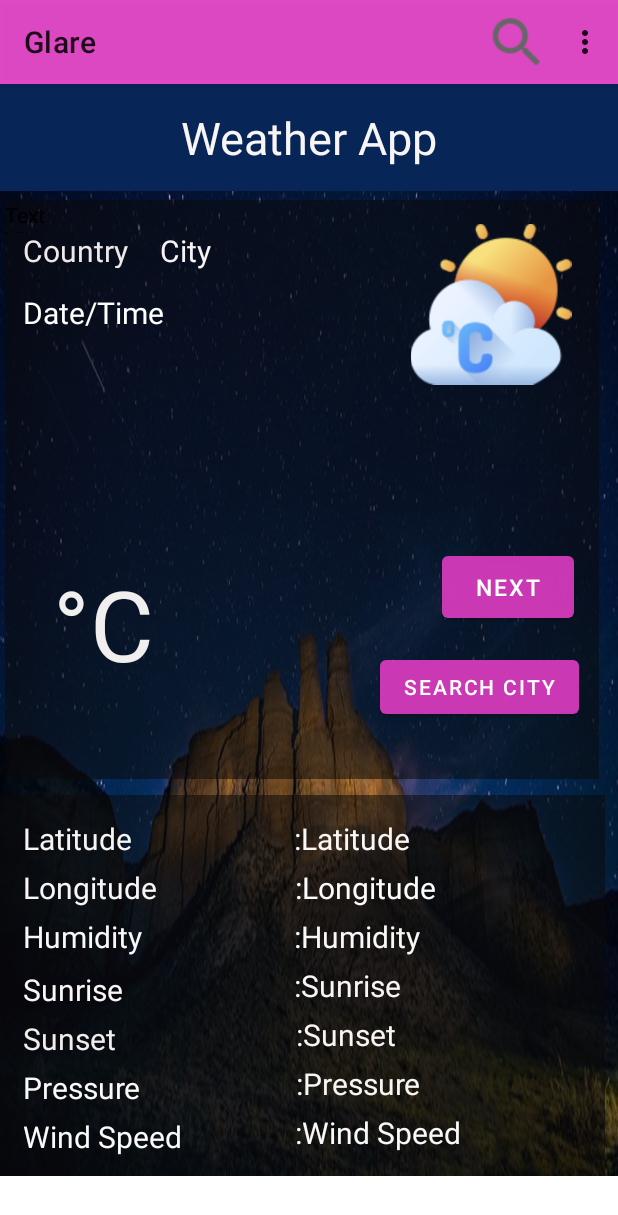
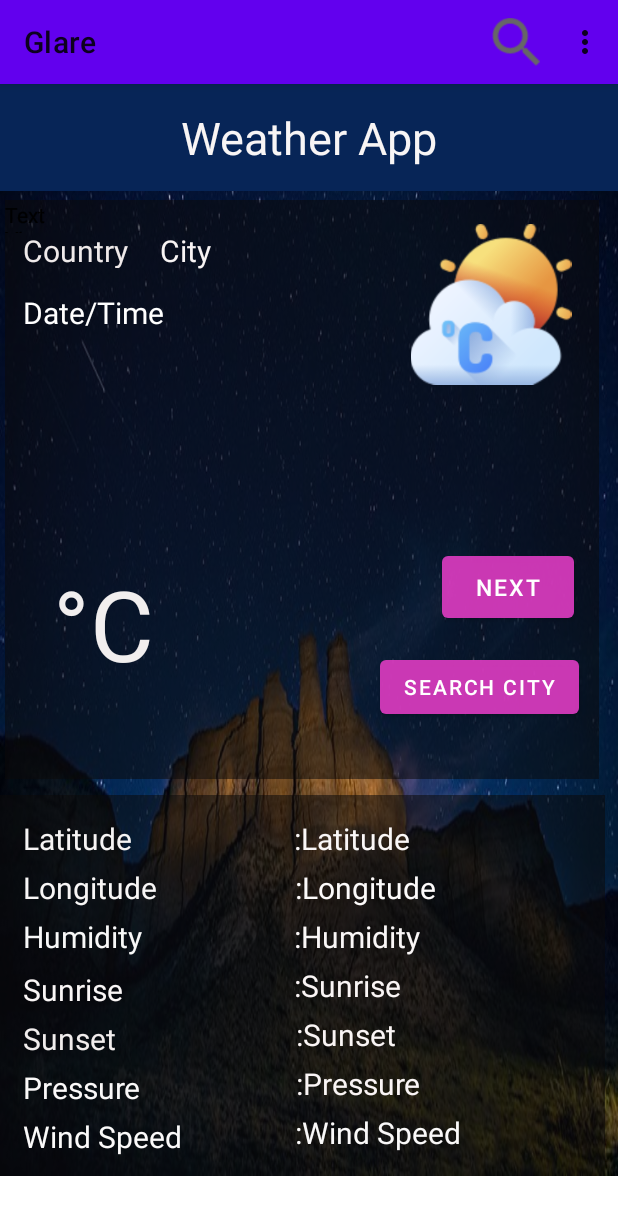
Before and after one commit to tas-wtag/myWeatherApplication, an Android app: the screen it shows after launch (MainActivity), on a phone screen of 412 x 824 dp. Shown: the top 1215 px of the screen. Run offline under Robolectric (Android 15) with nearby library versions, the phone set to English and light mode, and no system bars; our stand-ins replace Picasso; pictures from the network do not load.

Commit message:
Ui fixed(action bar color)

```diff
--- a/app/src/main/java/com/weatherupdate/glare/MainActivity.java
+++ b/app/src/main/java/com/weatherupdate/glare/MainActivity.java
@@ -5,6 +5,8 @@ import android.annotation.SuppressLint;
 import android.content.Intent;
 import android.content.SharedPreferences;
 import android.content.pm.PackageManager;
+import android.graphics.Color;
+import android.graphics.drawable.ColorDrawable;
 import android.location.Location;
 import android.location.LocationListener;
 import android.location.LocationManager;
@@ -15,11 +17,10 @@ import android.util.Log;
 import android.view.Menu;
 import android.view.MenuInflater;
 import android.view.MenuItem;
-import android.view.View;
-import android.widget.Button;
 import android.widget.ImageView;
 import android.widget.TextView;
 
+import androidx.appcompat.app.ActionBar;
 import androidx.appcompat.app.AlertDialog;
 import androidx.appcompat.app.AppCompatActivity;
 import androidx.core.app.ActivityCompat;
@@ -101,6 +102,7 @@ public class MainActivity extends AppCompatActivity implements LocationListener
         inflater.inflate(R.menu.main_activity_bar, menu);
         return super.onCreateOptionsMenu(menu);
     }
+    @SuppressLint("NonConstantResourceId")
     @Override
     public boolean onOptionsItemSelected(MenuItem item) {
         switch (item.getItemId()) {
@@ -127,6 +129,14 @@ public class MainActivity extends AppCompatActivity implements LocationListener
         super.onCreate (savedInstanceState);
         setContentView (R.layout.activity_main);
         checkLocationPermission ( );
+
+        ActionBar actionBar;
+        actionBar = getSupportActionBar();
+        ColorDrawable colorDrawable
+                = new ColorDrawable(Color.parseColor("#FF6200EE"));
+
+        assert actionBar != null;
+        actionBar.setBackgroundDrawable(colorDrawable);
 
         country = findViewById (R.id.cityName);
         city = findViewById (R.id.city);
--- a/app/src/main/res/values/themes.xml
+++ b/app/src/main/res/values/themes.xml
@@ -2,7 +2,7 @@
     <!-- Base application theme. -->
     <style name="Theme.MyWeather2" parent="Theme.MaterialComponents.Light">
         <!-- Primary brand color. -->
-        <item name="colorPrimary">@color/colorPrimary</item>
+        <item name="colorPrimary">@color/purple_500</item>
         <item name="colorPrimaryDark">@color/purple_200</item>
         <item name="colorAccent">@color/black</item>
         <!-- Customize your theme here. -->
```
